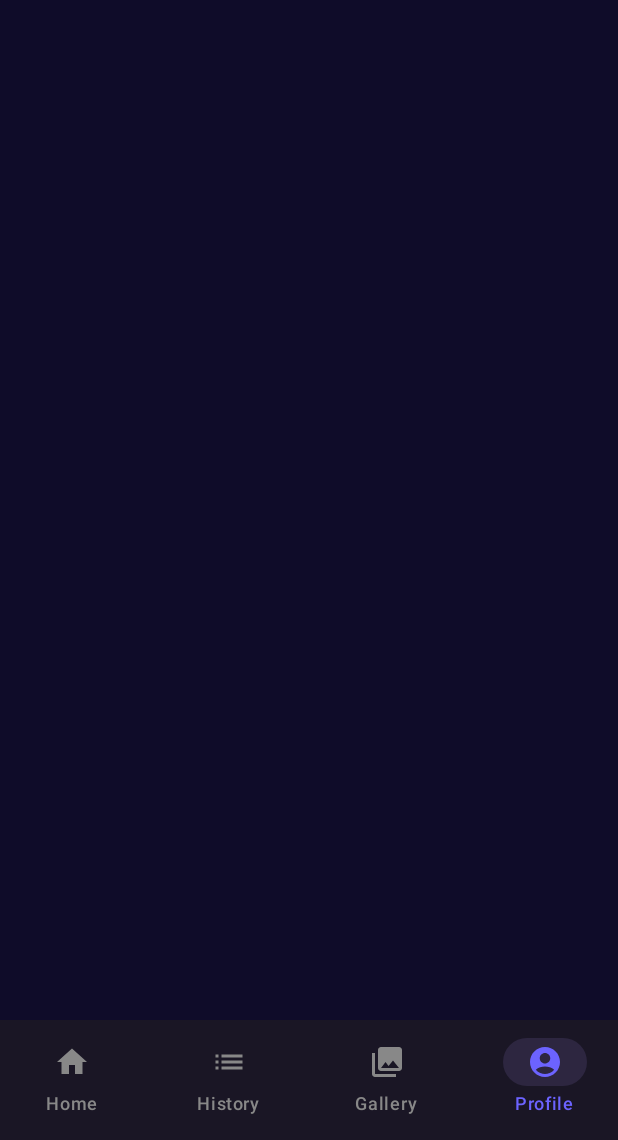
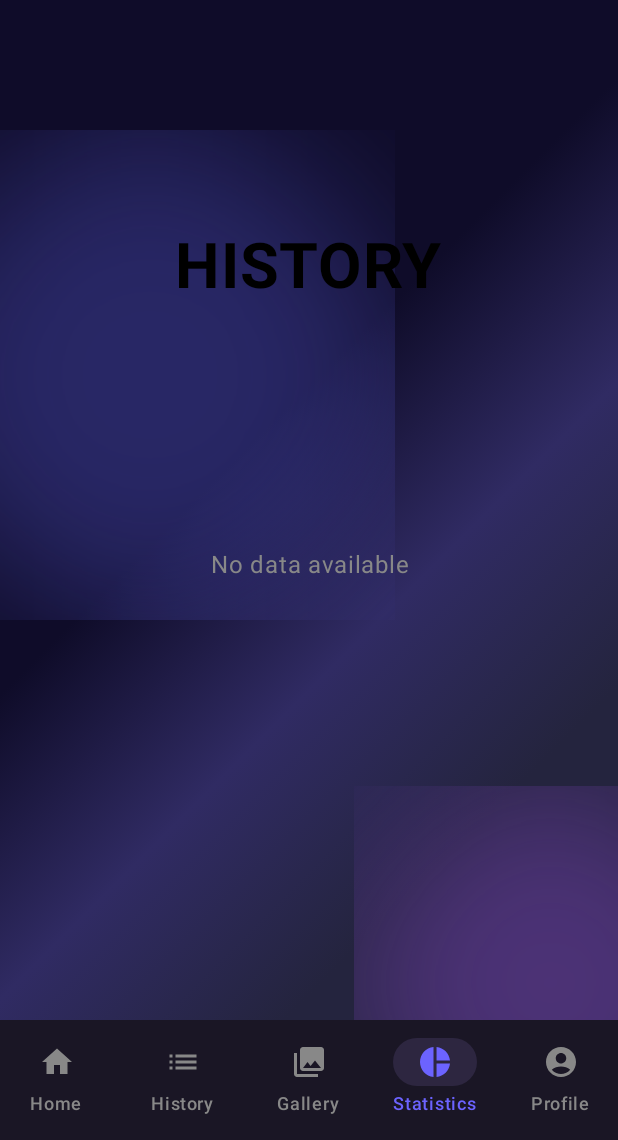
Before and after one commit to PZIO2025-2026/moodcam, an Android app built with Jetpack Compose: the EmotionHistoryScreen screen opened through its navigation route, item 4 of the bottom bar chosen, on a phone screen of 412 x 824 dp, the part 96-1236 px from its top. Run offline under Robolectric (Android 15) with nearby library versions, the phone set to English and light mode, and no system bars; our stand-ins replace Firebase (no records; nobody signed in at launch, a user with empty details on screens opened directly), livedata-compose; libraries missing offline, so code that uses them is left out: org.opencv.android; 4 statements that could not run were skipped.

Commit message:
Add statistics feature with EmotionPieChart and EmotionLegend; refactor EmotionHistoryScreen and EmotionRecordStatistics for improved data handling

```diff
--- a/frontend-android/app/build.gradle.kts
+++ b/frontend-android/app/build.gradle.kts
@@ -115,8 +115,4 @@ dependencies {
     val koinVersion = "3.5.3"
     implementation("io.insert-koin:koin-android:${koinVersion}")
     implementation("io.insert-koin:koin-androidx-compose:${koinVersion}")
-
-    // Vico charts
-    implementation(libs.vico.compose)
-    implementation(libs.vico.compose.m3)
 }
--- a/frontend-android/app/src/main/java/com/moodcam/frontend_android/db/EmotionHistoryRepository.kt
+++ b/frontend-android/app/src/main/java/com/moodcam/frontend_android/db/EmotionHistoryRepository.kt
@@ -3,6 +3,7 @@ package com.moodcam.frontend_android.db
 import com.google.firebase.Timestamp
 import com.google.firebase.firestore.FirebaseFirestore
 import com.moodcam.frontend_android.db.entities.EmotionRecord
+import java.util.Date
 
 
 class EmotionHistoryRepository(private val db: FirebaseFirestore) {
@@ -19,10 +20,11 @@ class EmotionHistoryRepository(private val db: FirebaseFirestore) {
             .addOnFailureListener { e -> onError?.invoke(e) }
     }
 
-    fun getRecent(uid: String, limit: Long = 50, onResult: (List<EmotionRecord>) -> Unit) {
+    fun getRecent(uid: String, anchorDate: Date?, limit: Long = 50, onResult: (List<EmotionRecord>) -> Unit) {
         db.collection("users").document(uid)
             .collection("emotions")
             .orderBy("createdAt", com.google.firebase.firestore.Query.Direction.DESCENDING)
+            .whereLessThan("createdAt", anchorDate ?: Timestamp.now())
             .limit(limit)
             .get()
             .addOnSuccessListener { snap ->
--- a/frontend-android/app/src/main/java/com/moodcam/frontend_android/navigation/AppNav.kt
+++ b/frontend-android/app/src/main/java/com/moodcam/frontend_android/navigation/AppNav.kt
@@ -54,6 +54,7 @@ fun AppNav(
             cameraRoute(nav)
             galleryRoute(nav)
             historyRoute(nav)
+            statisticsRoute(nav)
 
             // Profile routes
             profileRoute(nav)
--- a/frontend-android/app/src/main/java/com/moodcam/frontend_android/navigation/Routes.kt
+++ b/frontend-android/app/src/main/java/com/moodcam/frontend_android/navigation/Routes.kt
@@ -9,6 +9,7 @@ object Routes {
     const val PROFILE = "profile"
     const val EDIT_PROFILE = "editProfile"
     const val HISTORY = "history"
+    const val STATISTICS = "statistics"
 
     val FULL_SCREEN_ROUTES = listOf(LOGIN, SIGNUP, CAMERA)
 }
--- a/frontend-android/app/src/main/java/com/moodcam/frontend_android/navigation/components/AppBottomBar.kt
+++ b/frontend-android/app/src/main/java/com/moodcam/frontend_android/navigation/components/AppBottomBar.kt
@@ -5,6 +5,7 @@ import androidx.compose.material.icons.filled.AccountCircle
 import androidx.compose.material.icons.filled.Home
 import androidx.compose.material.icons.filled.List
 import androidx.compose.material.icons.filled.PhotoLibrary
+import androidx.compose.material.icons.filled.PieChart
 import androidx.compose.material3.Icon
 import androidx.compose.material3.NavigationBar
 import androidx.compose.material3.NavigationBarItem
@@ -19,6 +20,7 @@ val bottomNavItems = listOf(
     BottomNavItem("Home", Icons.Default.Home, Routes.HOME),
     BottomNavItem("History", Icons.Default.List, Routes.HISTORY),
     BottomNavItem("Gallery", Icons.Default.PhotoLibrary, Routes.GALLERY),
+    BottomNavItem("Statistics", Icons.Default.PieChart, Routes.STATISTICS),
     BottomNavItem("Profile", Icons.Default.AccountCircle, Routes.PROFILE)
 )
 
--- /dev/null
+++ b/frontend-android/app/src/main/java/com/moodcam/frontend_android/navigation/screens/main/StatisticsRoute.kt
@@ -0,0 +1,21 @@
+package com.moodcam.frontend_android.navigation.screens.main
+
+import androidx.navigation.NavGraphBuilder
+import androidx.navigation.NavHostController
+import androidx.navigation.compose.composable
+import com.moodcam.frontend_android.auth.vm.AuthViewModel
+import com.moodcam.frontend_android.navigation.Routes
+import com.moodcam.frontend_android.navigation.helpers.AuthorizedScreen
+import com.moodcam.frontend_android.ui.home.HomeScreen
+import com.moodcam.frontend_android.ui.statistics.EmotionRecordStatistics
+import org.koin.androidx.compose.koinViewModel
+
+fun NavGraphBuilder.statisticsRoute(nav: NavHostController) {
+    composable(Routes.STATISTICS) {
+        val authViewModel: AuthViewModel = koinViewModel()
+
+        AuthorizedScreen(authViewModel, nav) {
+            EmotionRecordStatistics(authViewModel=authViewModel)
+        }
+    }
+}
--- /dev/null
+++ b/frontend-android/app/src/main/java/com/moodcam/frontend_android/ui/components/charts/ChartConfig.kt
@@ -0,0 +1,41 @@
+package com.moodcam.frontend_android.ui.components.charts
+
+import androidx.compose.ui.graphics.Color
+
+/**
+ * Configuration for EmotionBarChart appearance
+ */
+data class ChartConfig(
+    val barColor: Color = Color(0xFF8B5CF6),
+    val barWidth: Float = 16f,
+    val labelColor: Color = Color.White,
+    val labelSize: Float = 12f,
+    val showGrid: Boolean = false,
+    val animationEnabled: Boolean = true
+)
+
+/**
+ * Emotion colors mapping for different emotions
+ */
+object EmotionColors {
+    val Happy = Color(0xFFFDD835)      // Yellow
+    val Sad = Color(0xFF42A5F5)        // Blue
+    val Angry = Color(0xFFEF5350)      // Red
+    val Surprised = Color(0xFFFF9800)  // Orange
+    val Neutral = Color(0xFF78909C)    // Gray
+    val Fear = Color(0xFF9C27B0)       // Purple
+    val Disgust = Color(0xFF66BB6A)    // Green
+
+    fun getColorForEmotion(emotion: String): Color {
+        return when (emotion.lowercase()) {
+            "happy" -> Happy
+            "sad" -> Sad
+            "angry" -> Angry
+            "surprised" -> Surprised
+            "neutral" -> Neutral
+            "fear" -> Fear
+            "disgust" -> Disgust
+            else -> Color(0xFF8B5CF6) // Default purple
+        }
+    }
+}
--- a/frontend-android/app/src/main/java/com/moodcam/frontend_android/ui/history/EmotionHistoryScreen.kt
+++ b/frontend-android/app/src/main/java/com/moodcam/frontend_android/ui/history/EmotionHistoryScreen.kt
@@ -39,7 +39,7 @@ fun EmotionHistoryScreen(
 
     fun refresh() {
         if (uid != null) {
-            historyRepository.getRecent(uid, 50) { list ->
+            historyRepository.getRecent(uid,null, 50) { list ->
                 records = list
                 loading = false
             }
--- a/frontend-android/app/src/main/java/com/moodcam/frontend_android/ui/statistics/EmotionRecordStatistics.kt
+++ b/frontend-android/app/src/main/java/com/moodcam/frontend_android/ui/statistics/EmotionRecordStatistics.kt
@@ -1,21 +1,64 @@
 package com.moodcam.frontend_android.ui.statistics
 
+import androidx.compose.foundation.layout.Spacer
+import androidx.compose.foundation.layout.height
+import androidx.compose.material3.CircularProgressIndicator
+import androidx.compose.material3.Text
 import androidx.compose.runtime.Composable
+import androidx.compose.runtime.LaunchedEffect
+import androidx.compose.runtime.getValue
+import androidx.compose.runtime.mutableStateOf
+import androidx.compose.runtime.remember
+import androidx.compose.runtime.setValue
 import androidx.compose.ui.Modifier
+import androidx.compose.ui.graphics.Color
+import androidx.compose.ui.text.font.FontWeight
+import androidx.compose.ui.unit.dp
+import androidx.compose.ui.unit.sp
+import com.moodcam.frontend_android.auth.vm.AuthViewModel
 import com.moodcam.frontend_android.db.EmotionHistoryRepository
+import com.moodcam.frontend_android.ui.components.charts.EmotionPieChart
 import com.moodcam.frontend_android.ui.layouts.PremiumScreenLayout
 import org.koin.compose.koinInject
+import java.util.Date
 
 
 @Composable
 fun EmotionRecordStatistics(
-    modifier: Modifier = Modifier
+    modifier: Modifier = Modifier,
+    authViewModel: AuthViewModel
 ){
     val historyRepository = koinInject<EmotionHistoryRepository>()
 
-    //
+    val uid = authViewModel.getUserId()
+    var emotionCounts by remember { mutableStateOf<Map<String, Int>>(emptyMap()) }
+    var loading by remember { mutableStateOf(true) }
+    var anchorDate by remember { mutableStateOf<Date?>(null) }
+
+    fun refresh() {
+        if (uid != null) {
+            historyRepository.getRecent(uid,anchorDate, 7) { list ->
+                emotionCounts = list.groupingBy { it.emotion }.eachCount()
+                loading = false
+            }
+        } else {
+            emotionCounts = emptyMap()
+            loading = false
+        }
+    }
+    LaunchedEffect(uid) { refresh() }
 
     PremiumScreenLayout(modifier=modifier){
-        // TODO : some kind of diagram here
+        Text(
+            text = "HISTORY",
+            fontSize = 42.sp,
+            fontWeight = FontWeight.Bold
+        )
+        Spacer(modifier = Modifier.height(24.dp))
+        if (loading) {
+            CircularProgressIndicator(color = Color(0xFF8B5CF6))
+            return@PremiumScreenLayout
+        }
+        EmotionPieChart(emotionCounts)
     }
 }
--- a/frontend-android/gradle/libs.versions.toml
+++ b/frontend-android/gradle/libs.versions.toml
@@ -12,7 +12,6 @@ scenecore = "1.0.0-alpha07"
 cameraView = "1.5.1"
 playServicesMlkitFaceDetection = "17.1.0"
 runtimeLivedata = "1.7.3"
-vico = "2.2.1"
 
 [libraries]
 androidx-core-ktx = { group = "androidx.core", name = "core-ktx", version.ref = "coreKtx" }
@@ -30,8 +29,6 @@ androidx-scenecore = { group = "androidx.xr.scenecore", name = "scenecore", vers
 androidx-camera-view = { group = "androidx.camera", name = "camera-view", version.ref = "cameraView" }
 play-services-mlkit-face-detection = { group = "com.google.android.gms", name = "play-services-mlkit-face-detection", version.ref = "playServicesMlkitFaceDetection" }
 androidx-runtime-livedata = { group = "androidx.compose.runtime", name = "runtime-livedata", version.ref = "runtimeLivedata" }
-vico-compose = { group = "com.patrykandpatrick.vico", name = "compose", version.ref = "vico" }
-vico-compose-m3 = { group = "com.patrykandpatrick.vico", name = "compose-m3", version.ref = "vico" }
 
 [plugins]
 android-application = { id = "com.android.application", version.ref = "agp" }
```
Also changed, not shown: frontend-android/app/src/main/java/com/moodcam/frontend_android/ui/components/charts/EmotionLegend.kt (added, +65 -0 lines), frontend-android/app/src/main/java/com/moodcam/frontend_android/ui/components/charts/EmotionPieChart.kt (added, +128 -0 lines), 2 other files.
